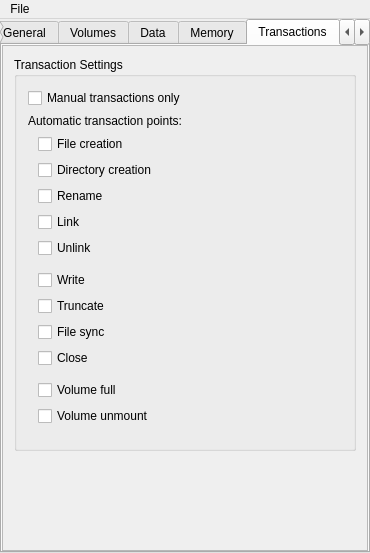
tuxera/reliance-edge, file tools/config/ui/configwindow.ui: the form before one commit.
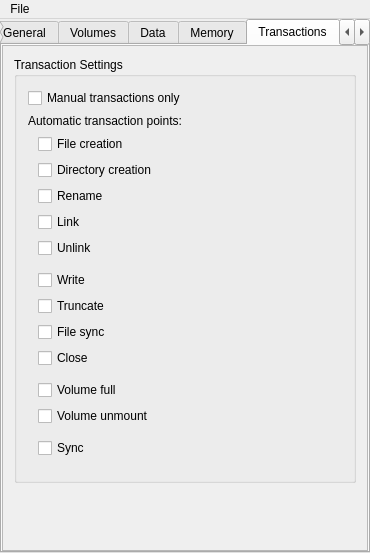
The form after the commit. The open tabs and pages were chosen to show the change. Custom widgets are drawn as their Qt base class.

What changed in the file:
```diff
--- a/tools/config/ui/configwindow.ui
+++ b/tools/config/ui/configwindow.ui
@@ -3124,6 +3124,29 @@
                     </property>
                    </widget>
                   </item>
+                  <item>
+                   <spacer name="verticalSpacer_10">
+                    <property name="orientation">
+                     <enum>Qt::Vertical</enum>
+                    </property>
+                    <property name="sizeType">
+                     <enum>QSizePolicy::Fixed</enum>
+                    </property>
+                    <property name="sizeHint" stdset="0">
+                     <size>
+                      <width>20</width>
+                      <height>6</height>
+                     </size>
+                    </property>
+                   </spacer>
+                  </item>
+                  <item>
+                   <widget class="QCheckBox" name="cbTransactSync">
+                    <property name="text">
+                     <string>Sync</string>
+                    </property>
+                   </widget>
+                  </item>
                  </layout>
                 </widget>
                </item>
```
